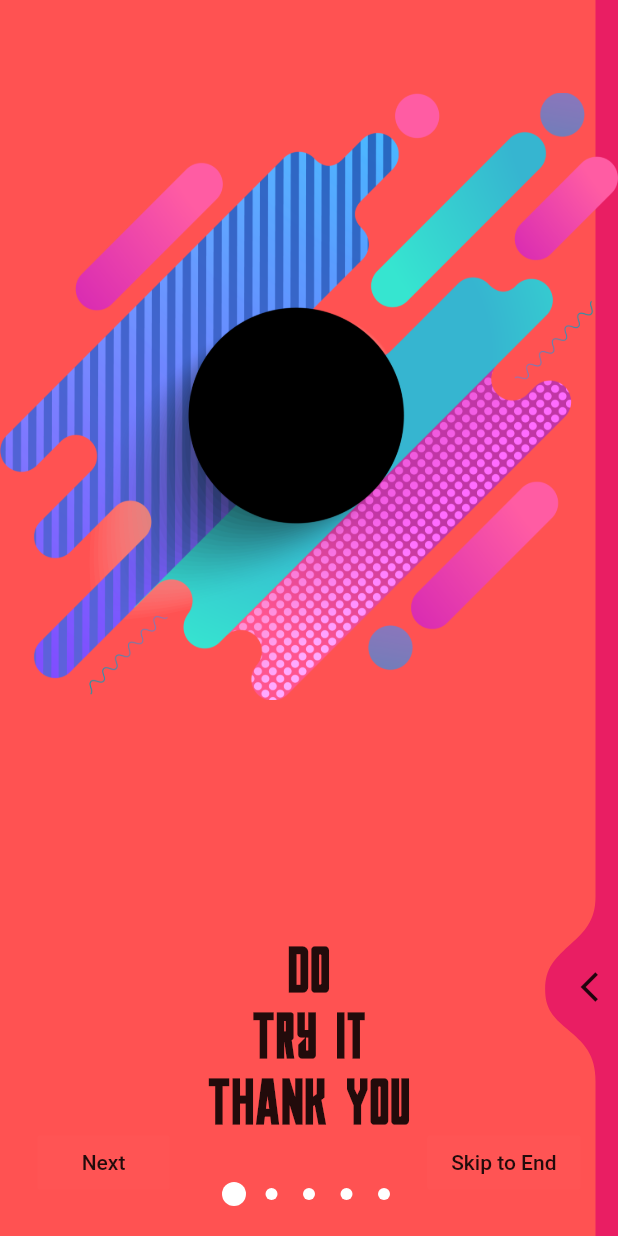
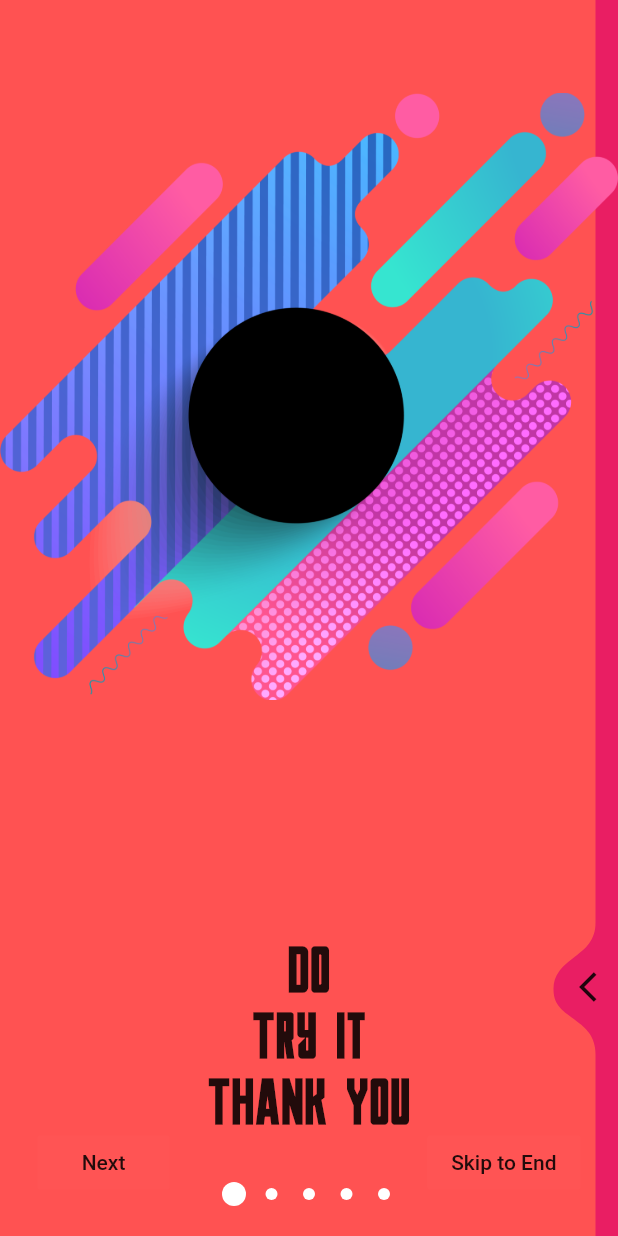
Before and after one commit to iamSahdeep/liquid_swipe_flutter, a Flutter app: the screen it shows after launch, after a tap on "Skip to End", on a phone screen of 412 x 824 dp. Run offline on Flutter 3.47's test engine with Material 2 defaults, Android fonts, the phone set to English and light mode, and no system bars.

Commit message:
all fixes

```diff
--- a/example/lib/main.dart
+++ b/example/lib/main.dart
@@ -230,13 +230,8 @@ class _MyAppState extends State<MyApp> {
           children: <Widget>[
             LiquidSwipe(
               pages: pages,
-              enableSlideIcon: true,
               positionSlideIcon: 0.8,
-              slideIconWidget: Padding(
-                padding:
-                    const EdgeInsets.symmetric(horizontal: 1.0, vertical: 10.0),
-                child: Icon(Icons.arrow_back_ios),
-              ),
+              slideIconWidget: Icon(Icons.arrow_back_ios),
               onPageChangeCallback: pageChangeCallback,
               waveType: WaveType.liquidReveal,
               liquidController: liquidController,
@@ -261,7 +256,7 @@ class _MyAppState extends State<MyApp> {
                 child: FlatButton(
                   onPressed: () {
                     liquidController.animateToPage(
-                        page: pages.length - 1, duration: 500);
+                        page: pages.length - 1, duration: 700);
                   },
                   child: Text("Skip to End"),
                   color: Colors.white.withOpacity(0.01),
@@ -275,7 +270,7 @@ class _MyAppState extends State<MyApp> {
                 child: FlatButton(
                   onPressed: () {
                     liquidController.jumpToPage(
-                        page: liquidController.currentPage + 1);
+                        page: liquidController.currentPage + 1 > pages.length - 1 ? 0  : liquidController.currentPage + 1);
                   },
                   child: Text("Next"),
                   color: Colors.white.withOpacity(0.01),
--- a/lib/PageHelpers/page_dragger.dart
+++ b/lib/PageHelpers/page_dragger.dart
@@ -13,10 +13,7 @@ class PageDragger extends StatefulWidget {
   /// default : [FULL_TRANSITION_PX]
   final double fullTransitionPX;
 
-  ///Should enable the slide icon
-  final bool enableSlideIcon;
-
-  ///if [enableSlideIcon] is true then we will make this widget visible
+  /// Slide Icon whichever provided
   final Widget slideIconWidget;
 
   /// double value should range from 0.0 - 1.0
@@ -28,7 +25,6 @@ class PageDragger extends StatefulWidget {
   ///Constructor with some default values
   PageDragger({
     this.fullTransitionPX = FULL_TRANSITION_PX,
-    this.enableSlideIcon = false,
     this.slideIconWidget,
     this.iconPosition,
     this.ignoreUserGestureWhileAnimating = false,
@@ -138,23 +134,24 @@ class _PageDraggerState extends State<PageDragger> {
         onHorizontalDragStart: model.isInProgress ? null : onDragStart,
         onHorizontalDragUpdate: model.isInProgress ? null : onDragUpdate,
         onHorizontalDragEnd: model.isInProgress ? null : onDragEnd,
-      child: widget.enableSlideIcon
-          ? Align(
+        child: Align(
           alignment: Alignment(
             1 - slidePercentHor,
             -1.0 + Utils.handleIconAlignment(widget.iconPosition) * 2,
           ),
           child: Opacity(
             opacity: 1 - slidePercentHor,
-                child: slideDirection != SlideDirection.leftToRight
+            child: slideDirection != SlideDirection.leftToRight && widget.slideIconWidget != null
                 ? SizedBox(
                   key: _keyIcon,
+                  child: Padding(
+                    padding: const EdgeInsets.symmetric(
+                          horizontal: 2.0, vertical: 10.0),
                     child: widget.slideIconWidget,
+                  ),
                 )
                 : null,
           ),
-            )
-          : null,
-    );
+        ));
   }
 }
--- a/lib/Provider/LiquidProvider.dart
+++ b/lib/Provider/LiquidProvider.dart
@@ -14,10 +14,10 @@ import 'package:provider/provider.dart';
 /// Every Change is notified from it.
 /// Methods Included :
 ///  -  [animateToPage]
-///  -  [animateDirectlyToPage]
+///  -  [_animateDirectlyToPage]
 ///  -  [jumpToPage]
 ///  -  [updateData]
-///  -  some more.
+///  -  some more, soon.
 class LiquidProvider extends ChangeNotifier {
   /// A [SlideUpdate] type for storing the current Slide Update.
   SlideUpdate slideUpdate;
@@ -37,7 +37,7 @@ class LiquidProvider extends ChangeNotifier {
   SlideDirection slideDirection = SlideDirection.none;
 
   /// percentage of slide both Horizontal and Vertical, during touch
-  double slidePercentHor = 0.01;
+  double slidePercentHor = 0.00;
   double slidePercentVer = 0.00;
 
   ///Storing Previous [UpdateType]
@@ -54,9 +54,6 @@ class LiquidProvider extends ChangeNotifier {
 
   ///SlideIcon position, always Horizontal, used in [PageDragger]
   double positionSlideIcon;
-
-  ///see [OnPageChangeCallback]
-  OnPageChangeCallback _onPageChangeCallback;
 
   ///see [CurrentUpdateTypeCallback]
   CurrentUpdateTypeCallback _currentUpdateTypeCallback;
@@ -91,7 +88,7 @@ class LiquidProvider extends ChangeNotifier {
       CurrentUpdateTypeCallback currentUpdateTypeCallback,
       SlidePercentCallback slidePercentCallback,
       bool disableGesture}) {
-    slidePercentHor = 0.01;
+    slidePercentHor = 0.00;
     slidePercentVer = 0.00;
     activePageIndex = initialPage;
     nextPageIndex = initialPage;
@@ -100,13 +97,12 @@ class LiquidProvider extends ChangeNotifier {
     singleTickerProviderStateMixin = vsync;
     positionSlideIcon = slideIcon;
     _currentUpdateTypeCallback = currentUpdateTypeCallback;
-    _onPageChangeCallback = onPageChangeCallback;
     _slidePercentCallback = slidePercentCallback;
     shouldDisableUserGesture = disableGesture;
 
     updateSlide(SlideUpdate(
       SlideDirection.rightToLeft,
-      0.01,
+      0.00,
       positionSlideIcon,
       UpdateType.dragging,
     ));
@@ -127,8 +123,8 @@ class LiquidProvider extends ChangeNotifier {
   /// If you encounter this and have suggestions don't forget to raise an Issue.
   ///
   ///Not making it for Public usage for now due to the mentioned Issue
-  @deprecated
-  animateDirectlyToPage(int page, int duration) {
+  // ignore: unused_element
+  _animateDirectlyToPage(int page, int duration) {
     if (isInProgress || activePageIndex == page) return;
     isInProgress = true;
     activePageIndex = page - 1;
@@ -138,7 +134,7 @@ class LiquidProvider extends ChangeNotifier {
       jumpToPage(page);
       return;
     }
-    new Timer.periodic(const Duration(milliseconds: 1), (t) {
+    Timer.periodic(const Duration(milliseconds: 1), (t) {
       if (t.tick < duration / 2) {
         updateSlide(SlideUpdate(SlideDirection.rightToLeft, t.tick / duration,
             1, UpdateType.dragging));
@@ -165,17 +161,17 @@ class LiquidProvider extends ChangeNotifier {
     if (activePageIndex < page) {
       diff = page - activePageIndex;
       int newDuration = duration ~/ diff;
-      new Timer.periodic(Duration(milliseconds: newDuration), (callback) {
-        new Timer.periodic(const Duration(milliseconds: 1), (t) {
+      Timer.periodic(Duration(milliseconds: newDuration), (callback) {
+        Timer.periodic(const Duration(milliseconds: 1), (t) {
           if (t.tick < newDuration / 2) {
             updateSlide(SlideUpdate(SlideDirection.rightToLeft,
-                t.tick / newDuration, 1, UpdateType.dragging));
+                t.tick / newDuration, positionSlideIcon, UpdateType.dragging));
           } else if (t.tick < newDuration) {
             updateSlide(SlideUpdate(SlideDirection.rightToLeft,
-                t.tick / newDuration, 1, UpdateType.animating));
+                t.tick / newDuration, positionSlideIcon, UpdateType.animating));
           } else {
             updateSlide(SlideUpdate(
-                SlideDirection.rightToLeft, 1, 1, UpdateType.doneAnimating));
+                SlideDirection.rightToLeft, 1, positionSlideIcon, UpdateType.doneAnimating));
             t.cancel();
           }
         });
@@ -187,17 +183,17 @@ class LiquidProvider extends ChangeNotifier {
     } else {
       diff = activePageIndex - page;
       int newDuration = duration ~/ diff;
-      new Timer.periodic(Duration(milliseconds: newDuration), (callback) {
-        new Timer.periodic(const Duration(milliseconds: 1), (t) {
+      Timer.periodic(Duration(milliseconds: newDuration), (callback) {
+        Timer.periodic(const Duration(milliseconds: 1), (t) {
           if (t.tick < newDuration / 2) {
             updateSlide(SlideUpdate(SlideDirection.leftToRight,
-                t.tick / newDuration, 1, UpdateType.dragging));
+                t.tick / newDuration, positionSlideIcon, UpdateType.dragging));
           } else if (t.tick < newDuration) {
             updateSlide(SlideUpdate(SlideDirection.leftToRight,
-                t.tick / newDuration, 1, UpdateType.animating));
+                t.tick / newDuration, positionSlideIcon, UpdateType.animating));
           } else {
             updateSlide(SlideUpdate(
-                SlideDirection.leftToRight, 1, 1, UpdateType.doneAnimating));
+                SlideDirection.leftToRight, 1, positionSlideIcon, UpdateType.doneAnimating));
             t.cancel();
           }
         });
@@ -323,7 +319,7 @@ class LiquidProvider extends ChangeNotifier {
     //done animating
     activePageIndex = nextPageIndex;
     slideDirection = SlideDirection.rightToLeft;
-    slidePercentHor = 0.01;
+    slidePercentHor = 0.00;
     slidePercentVer = positionSlideIcon;
     nextPageIndex = activePageIndex;
 
--- a/lib/liquid_swipe.dart
+++ b/lib/liquid_swipe.dart
@@ -170,9 +170,6 @@ class LiquidSwipe extends StatefulWidget {
   /// Required a int value which should be greater than or equals to 0 and less then the pages length other wise exception will be thrown.
   final int initialPage;
 
-  /// Required a bool value, whether to enable or disable the [slideIconWidget]
-  final bool enableSlideIcon;
-
   /// Required a Widget that will be visible only if [enableSlideIcon] is set to true
   ///
   /// If not provided and [enableSlideIcon] is set [true], `Icon(Icons.arrow_back_ios)` this will be used by default
@@ -216,8 +213,7 @@ class LiquidSwipe extends StatefulWidget {
     @required this.pages,
     this.fullTransitionValue = FULL_TRANSITION_PX,
     this.initialPage = 0,
-    this.enableSlideIcon = false,
-    this.slideIconWidget = const Icon(Icons.arrow_back_ios),
+    this.slideIconWidget ,
     this.positionSlideIcon = 0.54,
     this.enableLoop = true,
     this.liquidController,
@@ -286,7 +282,6 @@ class _LiquidSwipe extends State<LiquidSwipe> with TickerProviderStateMixin {
             PageDragger(
               //Used for gesture control
               fullTransitionPX: widget.fullTransitionValue,
-              enableSlideIcon: widget.enableSlideIcon,
               slideIconWidget: widget.slideIconWidget,
               iconPosition: widget.positionSlideIcon,
               ignoreUserGestureWhileAnimating:
```
Also changed, not shown: example/pubspec.lock, pubspec.lock, 3 other files. Lines whose indentation alone changed are shown as unchanged.
